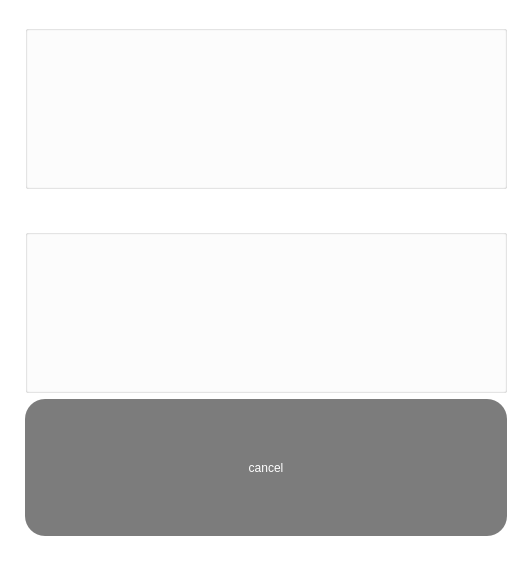
Before: the Qt Designer form UI/uiFiles/Recording.ui in Hperigee/vocalMaximum, drawn with Qt 5.
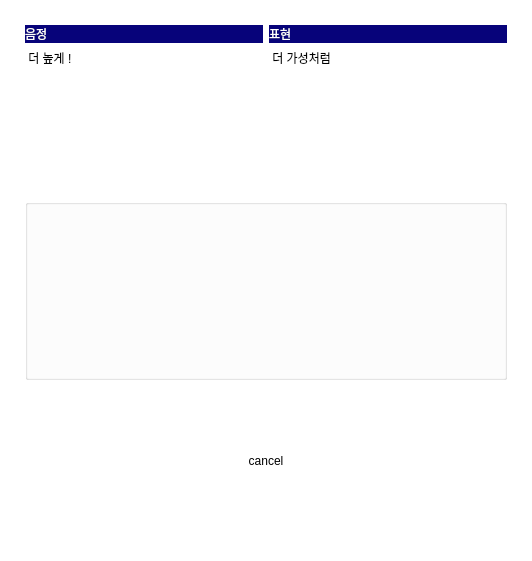
After: the same form once the commit is applied. Icons and pictures are not drawn.

The edit to the form file:
```diff
--- a/UI/uiFiles/Recording.ui
+++ b/UI/uiFiles/Recording.ui
@@ -32,24 +32,95 @@
    <item>
     <layout class="QVBoxLayout" name="verticalLayout">
      <item>
-      <widget class="QGroupBox" name="groupBox_2">
-       <property name="sizePolicy">
-        <sizepolicy hsizetype="Preferred" vsizetype="Preferred">
-         <horstretch>0</horstretch>
-         <verstretch>6</verstretch>
-        </sizepolicy>
-       </property>
-       <property name="title">
-        <string/>
-       </property>
-      </widget>
+      <layout class="QGridLayout" name="gridLayout">
+       <item row="0" column="0">
+        <widget class="QLabel" name="label_2">
+         <property name="sizePolicy">
+          <sizepolicy hsizetype="Preferred" vsizetype="Preferred">
+           <horstretch>0</horstretch>
+           <verstretch>3</verstretch>
+          </sizepolicy>
+         </property>
+         <property name="styleSheet">
+          <string notr="true">font:14pt &quot;Noto Sans KR medium&quot;;
+color:white;
+background-color:rgb(7, 3, 122);
+border-radius: 15px;
+align: center;</string>
+         </property>
+         <property name="text">
+          <string>음정</string>
+         </property>
+        </widget>
+       </item>
+       <item row="0" column="1">
+        <widget class="QLabel" name="label_3">
+         <property name="sizePolicy">
+          <sizepolicy hsizetype="Preferred" vsizetype="Preferred">
+           <horstretch>0</horstretch>
+           <verstretch>3</verstretch>
+          </sizepolicy>
+         </property>
+         <property name="styleSheet">
+          <string notr="true">font:14pt &quot;Noto Sans KR medium&quot;;
+color:white;
+background-color:rgb(7, 3, 122);
+border-radius: 15px;
+align: center;</string>
+         </property>
+         <property name="text">
+          <string>표현</string>
+         </property>
+        </widget>
+       </item>
+       <item row="1" column="1">
+        <widget class="QLabel" name="label_6">
+         <property name="sizePolicy">
+          <sizepolicy hsizetype="Preferred" vsizetype="Preferred">
+           <horstretch>0</horstretch>
+           <verstretch>3</verstretch>
+          </sizepolicy>
+         </property>
+         <property name="styleSheet">
+          <string notr="true">font: 15pt &quot;Noto Sans KR medium&quot;;
+color:black;
+background-color: transparent;
+border-radius: 15px;
+text-align: center;</string>
+         </property>
+         <property name="text">
+          <string> 더 가성처럼</string>
+         </property>
+        </widget>
+       </item>
+       <item row="1" column="0">
+        <widget class="QLabel" name="label_4">
+         <property name="sizePolicy">
+          <sizepolicy hsizetype="Preferred" vsizetype="Preferred">
+           <horstretch>0</horstretch>
+           <verstretch>3</verstretch>
+          </sizepolicy>
+         </property>
+         <property name="styleSheet">
+          <string notr="true">font: 15pt &quot;Noto Sans KR medium&quot;;
+color:black;
+background-color: transparent;
+border-radius: 15px;
+text-align: center;</string>
+         </property>
+         <property name="text">
+          <string> 더 높게 !</string>
+         </property>
+        </widget>
+       </item>
+      </layout>
      </item>
      <item alignment="Qt::AlignHCenter">
       <widget class="QLabel" name="label">
        <property name="sizePolicy">
         <sizepolicy hsizetype="Minimum" vsizetype="Minimum">
          <horstretch>1</horstretch>
-         <verstretch>1</verstretch>
+         <verstretch>4</verstretch>
         </sizepolicy>
        </property>
        <property name="maximumSize">
@@ -80,7 +151,7 @@
       <widget class="QGroupBox" name="groupBox">
        <property name="sizePolicy">
         <sizepolicy hsizetype="Preferred" vsizetype="Preferred">
-         <horstretch>0</horstretch>
+         <horstretch>2</horstretch>
          <verstretch>6</verstretch>
         </sizepolicy>
        </property>
@@ -98,16 +169,13 @@
         </sizepolicy>
        </property>
        <property name="styleSheet">
-        <string notr="true">
-
-
-
-QPushButton {
+        <string notr="true">QPushButton {
                         background-color: white;
                         border-radius: 20px;
-						background-color:rgb(124, 124, 124);
-						font: 20pt &quot;Noto Sans KR&quot;;
-						color: white;
+						background-color:transparent;
+						font: 20pt &quot;Noto Sans KR black&quot;;
+						color: black;
+border:none;
                         }
 
                     QPushButton:hover {
```
Left out of the diff: 2 changed lines with no effect on the pictures.
